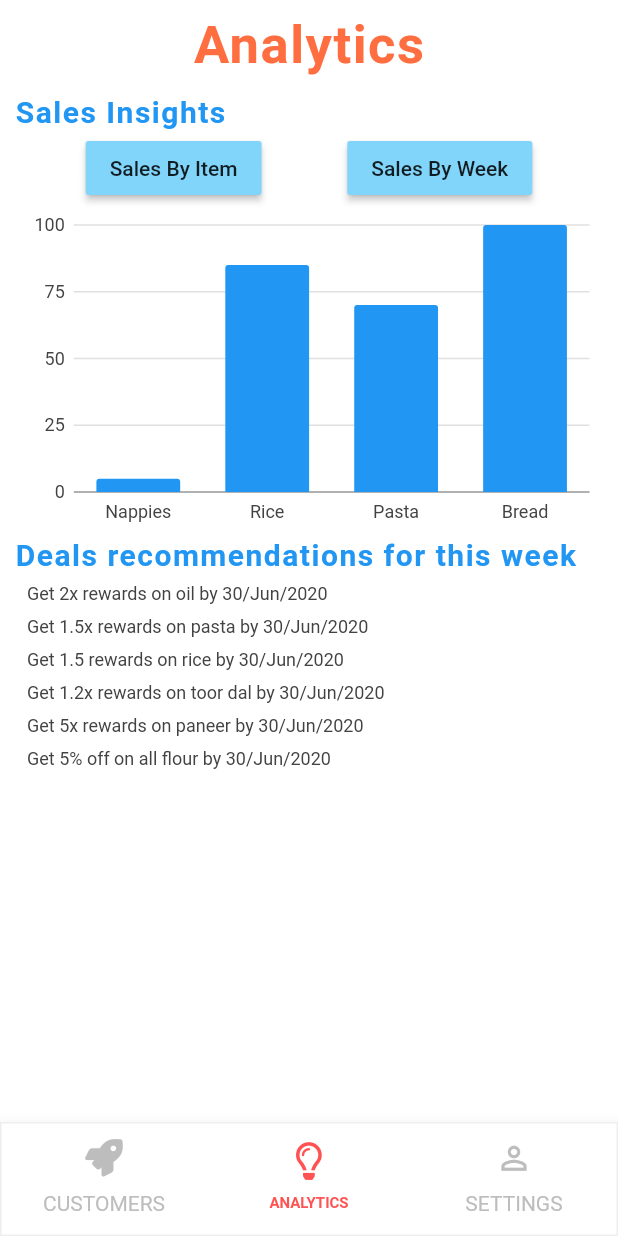
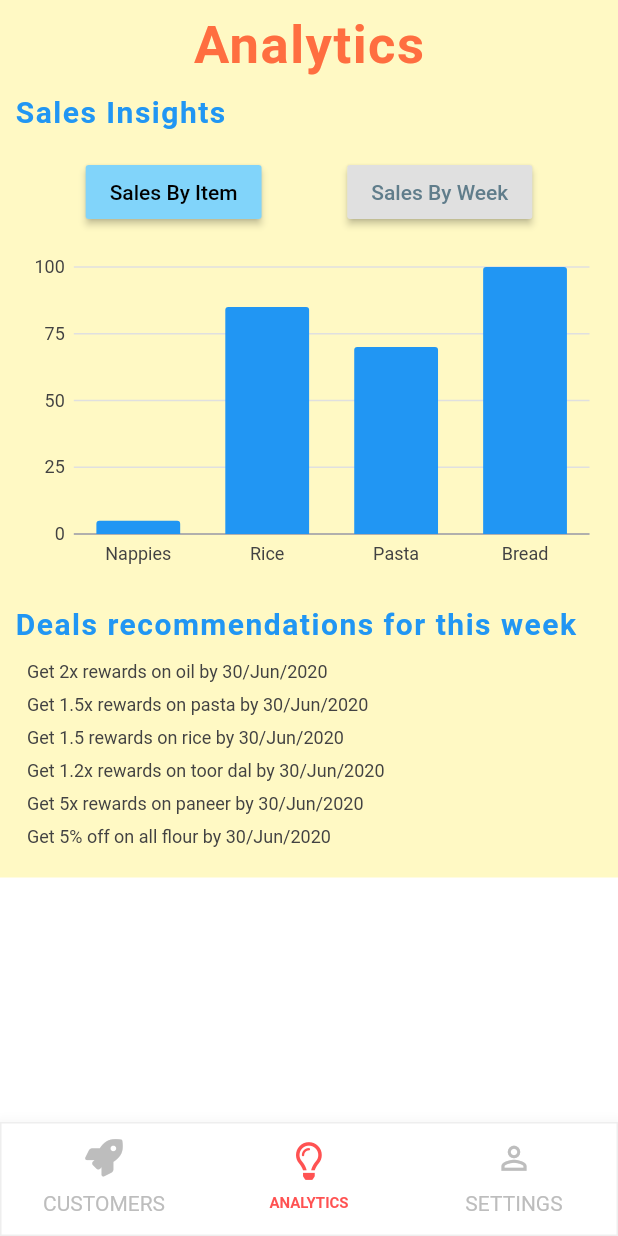
Before and after one commit to JessNah/GrowLocal, a Flutter app: the BusinessHomeScreen screen opened directly, item 2 of the bottom bar chosen, after a tap on "Sales By Item", on a phone screen of 412 x 824 dp. Run offline on Flutter 3.47's test engine with Material 2 defaults, Android fonts, the phone set to English and light mode, and no system bars; our stand-ins replace charts_flutter, font_awesome_flutter, page_transition.

Commit message:
Update business_analytical_screen.dart

```diff
--- a/flutterclient/lib/screens/business_analytical_screen.dart
+++ b/flutterclient/lib/screens/business_analytical_screen.dart
@@ -57,9 +57,17 @@ class _BusinessAnalyticalScreenState extends State<BusinessAnalyticalScreen> wit
     //children: [Text('Chart Viewer')],
   );
 
+  bool _isSalesByItem = true;
+
   @override
   Widget build(BuildContext context) {
+    if(_isSalesByItem)
+      chartContainer = SimpleBarChart.withSampleData();
+    else
+      chartContainer = WeeklyBarChart.withSampleData();
     return SingleChildScrollView(
+          child: Container(
+            color: Colors.yellow[100],
             child: Column(
 
               children: <Widget>[
@@ -76,7 +84,7 @@ class _BusinessAnalyticalScreenState extends State<BusinessAnalyticalScreen> wit
                   )
                 ),
                 Container(
-                  padding: EdgeInsets.only(top: 2, bottom: 2, left: 10),
+                    padding: EdgeInsets.only(top: 2, bottom: 18, left: 10),
                     alignment: Alignment.centerLeft,
                     child: Text('Sales Insights',
                       style: TextStyle(
@@ -93,19 +101,21 @@ class _BusinessAnalyticalScreenState extends State<BusinessAnalyticalScreen> wit
                   children: <Widget>[
                     RaisedButton(
                       child: Text('Sales By Item'),
-                    color: Colors.lightBlue[200],
+                      textColor: _isSalesByItem ? Colors.black : Colors.blueGrey,
+                      color: _isSalesByItem ? Colors.lightBlue[200] : Colors.grey[300],
                       onPressed: () {
                         setState(() {
-                        chartContainer = SimpleBarChart.withSampleData();
+                          _isSalesByItem = true;
                         });
                       },
                     ),
                     RaisedButton(
                       child: Text('Sales By Week'),
-                    color: Colors.lightBlue[200],
+                      textColor: !_isSalesByItem ? Colors.black : Colors.blueGrey,
+                      color: !_isSalesByItem ? Colors.lightBlue[200] : Colors.grey[300],
                       onPressed: () {
                         setState(() {
-                        chartContainer = WeeklyBarChart.withSampleData();
+                          _isSalesByItem = false;
                         });
                       },
                     )
@@ -113,11 +123,12 @@ class _BusinessAnalyticalScreenState extends State<BusinessAnalyticalScreen> wit
                 ),
                 Container(
                   height: 220,
+                  margin: EdgeInsets.only(top: 12, bottom: 12),
                   padding: EdgeInsets.only(left: 15, right: 05),
                   child: chartContainer,
                 ),
                 Container(
-                  padding: EdgeInsets.only(top: 2, bottom: 2, left: 10),
+                    padding: EdgeInsets.only(top: 8, bottom: 8, left: 10),
                     alignment: Alignment.centerLeft,
                     child: Text('Deals recommendations for this week',
                       style: TextStyle(
@@ -211,6 +222,7 @@ class _BusinessAnalyticalScreenState extends State<BusinessAnalyticalScreen> wit
                     )
                 )
               ],
+            ),
           ),
         );
 
```
Lines whose indentation alone changed are shown as unchanged.
